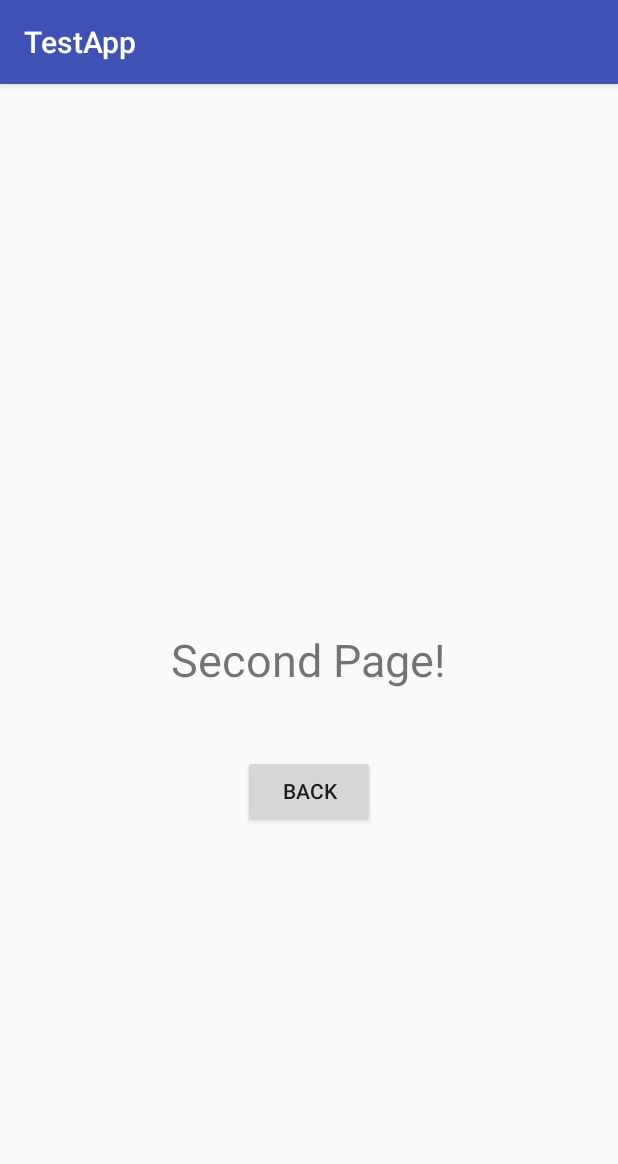
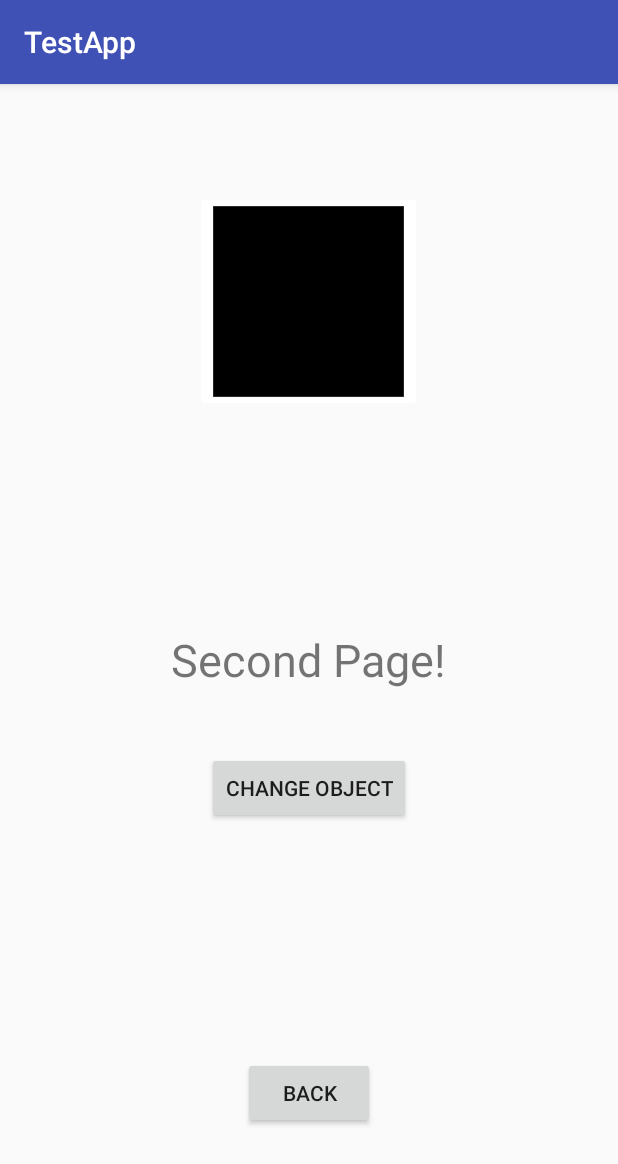
Before and after one commit to Brumberg/Tetris-Fab, an Android app: the SecondActivity screen opened directly, with no data from a screen before it, on a phone screen of 412 x 824 dp. Shown: the top 1164 px of the screen. Run offline under Robolectric (Android 15) with nearby library versions, the phone set to English and light mode, and no system bars.

Commit message:
Add shapes and colors

```diff
--- a/AndroidStudioProjekt/MyApplication/app/src/main/java/com/example/crunky/testapp/SecondActivity.java
+++ b/AndroidStudioProjekt/MyApplication/app/src/main/java/com/example/crunky/testapp/SecondActivity.java
@@ -1,24 +1,99 @@
 package com.example.crunky.testapp;
 
+import android.graphics.Color;
+import android.os.Build;
+import android.support.annotation.RequiresApi;
 import android.support.v7.app.AppCompatActivity;
 import android.os.Bundle;
 import android.view.View;
-import android.widget.Button;
 import android.content.Intent;
+import android.widget.ImageButton;
+
 
 public class SecondActivity extends AppCompatActivity {
+
+    static int color = 0;
+    static int resource = 0;
 
     @Override
     protected void onCreate(Bundle savedInstanceState) {
         super.onCreate(savedInstanceState);
         setContentView(R.layout.activity_second);
 
+
     }
     public void goToFirstActivity(View view) { //is called by onClick function of Button in activity_second.xml
 
         Intent intent = new Intent(this, MainActivity.class);
+        startActivity(intent);
+    }
 
-        startActivity(intent);
+    @RequiresApi(api = Build.VERSION_CODES.LOLLIPOP)
+    public void changeColor(View view) {
+
+        ImageButton button = (ImageButton) findViewById(R.id.imageButton2);
+
+        switch (color) {
+            case 0:
+                button.setColorFilter(Color.RED);
+                color = 1;
+                break;
+            case 1:
+                button.setColorFilter(Color.GREEN);
+                color = 2;
+                break;
+            case 2:
+                button.setColorFilter(Color.BLUE);
+                color = 3;
+                break;
+            case 3:
+                button.setColorFilter(Color.YELLOW);
+                color = 4;
+                break;
+            default:
+                button.setColorFilter(Color.BLACK);
+                color = 0;
+                break;
+        }
+
+    }
+
+    public void changeObj(View view) {
+        ImageButton button = (ImageButton) findViewById(R.id.imageButton2);
+
+        switch (resource){
+            case 0:
+                button.setImageResource(R.drawable.vi_quadrat_small);
+                resource = 1;
+                break;
+
+            case 1:
+                button.setImageResource(R.drawable.vi_i);
+                resource = 2;
+                break;
+
+            case 2:
+                button.setImageResource(R.drawable.vi_t);
+                resource = 3;
+                break;
+
+            case 3:
+                button.setImageResource(R.drawable.vi_l);
+                resource = 4;
+                break;
+
+            case 4:
+                button.setImageResource(R.drawable.vi_z);
+                resource = 5;
+                break;
+
+            default:
+                button.setImageResource(R.drawable.vi_quadrat_large);
+                resource = 0;
+                break;
+
+        }
+
 
     }
 }
--- /dev/null
+++ b/AndroidStudioProjekt/MyApplication/app/src/main/res/drawable/vi_i.xml
@@ -0,0 +1,14 @@
+<vector xmlns:android="http://schemas.android.com/apk/res/android"
+        android:width="38dp"
+        android:height="126dp"
+        android:viewportWidth="135.71431"
+        android:viewportHeight="447.14285">
+    <path
+        android:pathData="M0.29,0.29h135.14v446.57h-135.14z"
+        android:strokeLineCap="butt"
+        android:strokeColor="#000000"
+        android:fillColor="#000000"
+        android:strokeWidth="0.5716933"
+        android:strokeLineJoin="miter"
+        android:strokeAlpha="1"/>
+</vector>
--- /dev/null
+++ b/AndroidStudioProjekt/MyApplication/app/src/main/res/drawable/vi_l.xml
@@ -0,0 +1,22 @@
+<vector xmlns:android="http://schemas.android.com/apk/res/android"
+        android:width="82dp"
+        android:height="105dp"
+        android:viewportWidth="290.89093"
+        android:viewportHeight="372.44757">
+    <path
+        android:pathData="M0.26,0.26h135.19v368.33h-135.19z"
+        android:strokeLineCap="butt"
+        android:strokeColor="#000000"
+        android:fillColor="#000000"
+        android:strokeWidth="0.5193004"
+        android:strokeLineJoin="miter"
+        android:strokeAlpha="1"/>
+    <path
+        android:pathData="M290.64,236.88l0.02,135.25l-290.41,0.09l-0.02,-135.25z"
+        android:strokeLineCap="butt"
+        android:strokeColor="#000000"
+        android:fillColor="#000000"
+        android:strokeWidth="0.46121457"
+        android:strokeLineJoin="miter"
+        android:strokeAlpha="1"/>
+</vector>
--- /dev/null
+++ b/AndroidStudioProjekt/MyApplication/app/src/main/res/drawable/vi_quadrat_large.xml
@@ -0,0 +1,14 @@
+<vector xmlns:android="http://schemas.android.com/apk/res/android"
+        android:width="127dp"
+        android:height="127dp"
+        android:viewportWidth="450.0"
+        android:viewportHeight="450.0">
+    <path
+        android:pathData="M0.5,0.5h449v449h-449z"
+        android:strokeLineCap="butt"
+        android:strokeColor="#000000"
+        android:fillColor="#000000"
+        android:strokeWidth="1.04477954"
+        android:strokeLineJoin="miter"
+        android:strokeAlpha="1"/>
+</vector>
--- /dev/null
+++ b/AndroidStudioProjekt/MyApplication/app/src/main/res/drawable/vi_quadrat_small.xml
@@ -0,0 +1,7 @@
+<vector android:height="60dp" android:viewportHeight="450.0"
+    android:viewportWidth="450.0" android:width="60dp" xmlns:android="http://schemas.android.com/apk/res/android">
+    <path android:fillColor="#000000"
+        android:pathData="M0.5,0.5h449v449h-449z"
+        android:strokeAlpha="1" android:strokeColor="#000000"
+        android:strokeLineCap="butt" android:strokeLineJoin="miter" android:strokeWidth="1.04477954"/>
+</vector>
--- /dev/null
+++ b/AndroidStudioProjekt/MyApplication/app/src/main/res/drawable/vi_t.xml
@@ -0,0 +1,22 @@
+<vector xmlns:android="http://schemas.android.com/apk/res/android"
+        android:width="126dp"
+        android:height="89dp"
+        android:viewportWidth="447.16885"
+        android:viewportHeight="316.90945">
+    <path
+        android:pathData="M156.5,0.2h135.2v314.8h-135.2z"
+        android:strokeLineCap="butt"
+        android:strokeColor="#000000"
+        android:fillColor="#000000"
+        android:strokeWidth="0.48017702"
+        android:strokeLineJoin="miter"
+        android:strokeAlpha="1"/>
+    <path
+        android:pathData="M446.9,181.4l0,135.1l-446.6,0.1l-0,-135.1z"
+        android:strokeLineCap="butt"
+        android:strokeColor="#000000"
+        android:fillColor="#000000"
+        android:strokeWidth="0.5716933"
+        android:strokeLineJoin="miter"
+        android:strokeAlpha="1"/>
+</vector>
--- /dev/null
+++ b/AndroidStudioProjekt/MyApplication/app/src/main/res/drawable/vi_z.xml
@@ -0,0 +1,30 @@
+<vector xmlns:android="http://schemas.android.com/apk/res/android"
+        android:width="126dp"
+        android:height="87dp"
+        android:viewportWidth="449.5016"
+        android:viewportHeight="309.76584">
+    <path
+        android:pathData="M158.83,6.02h135.24v300.7h-135.24z"
+        android:strokeLineCap="butt"
+        android:strokeColor="#000000"
+        android:fillColor="#000000"
+        android:strokeWidth="0.46929565"
+        android:strokeLineJoin="miter"
+        android:strokeAlpha="1"/>
+    <path
+        android:pathData="M290.64,0.23l0.02,135.25l-290.41,0.09l-0.02,-135.25z"
+        android:strokeLineCap="butt"
+        android:strokeColor="#000000"
+        android:fillColor="#000000"
+        android:strokeWidth="0.46121457"
+        android:strokeLineJoin="miter"
+        android:strokeAlpha="1"/>
+    <path
+        android:pathData="M449.25,174.2l0.02,135.25l-290.41,0.09l-0.02,-135.25z"
+        android:strokeLineCap="butt"
+        android:strokeColor="#000000"
+        android:fillColor="#000000"
+        android:strokeWidth="0.46121457"
+        android:strokeLineJoin="miter"
+        android:strokeAlpha="1"/>
+</vector>
--- a/AndroidStudioProjekt/MyApplication/app/src/main/res/layout/activity_second.xml
+++ b/AndroidStudioProjekt/MyApplication/app/src/main/res/layout/activity_second.xml
@@ -1,5 +1,6 @@
 <?xml version="1.0" encoding="utf-8"?>
 <RelativeLayout xmlns:android="http://schemas.android.com/apk/res/android"
+    xmlns:app="http://schemas.android.com/apk/res-auto"
     xmlns:tools="http://schemas.android.com/tools"
     android:id="@+id/activity_second"
     android:layout_width="match_parent"
@@ -19,13 +20,37 @@
         android:layout_centerVertical="true"
         android:layout_centerHorizontal="true" />
 
+    <ImageButton
+        android:layout_width="wrap_content"
+        android:layout_height="wrap_content"
+        app:srcCompat="@drawable/vi_quadrat_large"
+        android:id="@+id/imageButton2"
+        android:layout_marginTop="55dp"
+        android:layout_alignParentTop="true"
+        android:layout_centerHorizontal="true"
+        android:onClick="changeColor"
+        android:scaleX="1"
+        android:scaleY="1"
+        android:backgroundTint="@android:color/white" />
+
     <Button
         android:text="Back"
         android:layout_width="wrap_content"
         android:layout_height="wrap_content"
-        android:layout_marginTop="43dp"
         android:id="@+id/back_button"
+        android:onClick="goToFirstActivity"
+        android:layout_alignParentBottom="true"
+        android:layout_centerHorizontal="true"
+        android:layout_marginBottom="55dp" />
+
+    <Button
+        android:text="Change Object"
+        android:layout_width="wrap_content"
+        android:layout_height="wrap_content"
+        android:id="@+id/button2"
+        android:layout_marginTop="41dp"
         android:layout_below="@+id/text2"
         android:layout_centerHorizontal="true"
-        android:onClick="goToFirstActivity" />
+        android:onClick="changeObj"/>
+
 </RelativeLayout>
```
